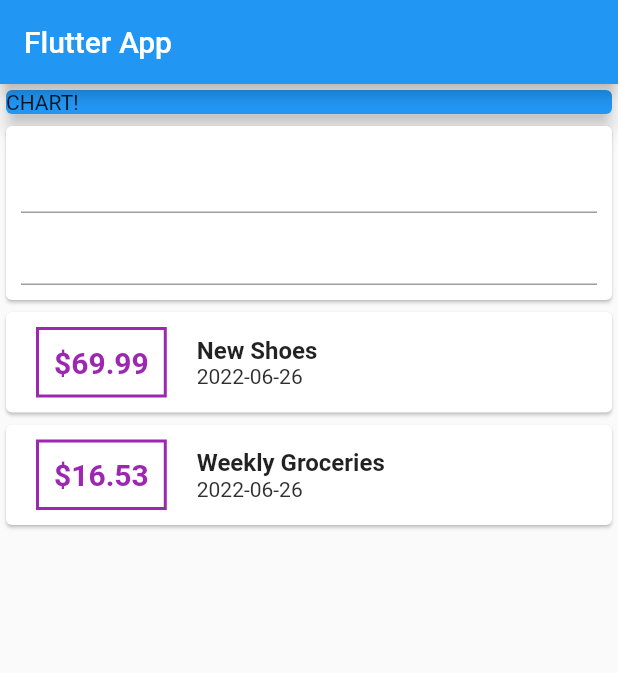
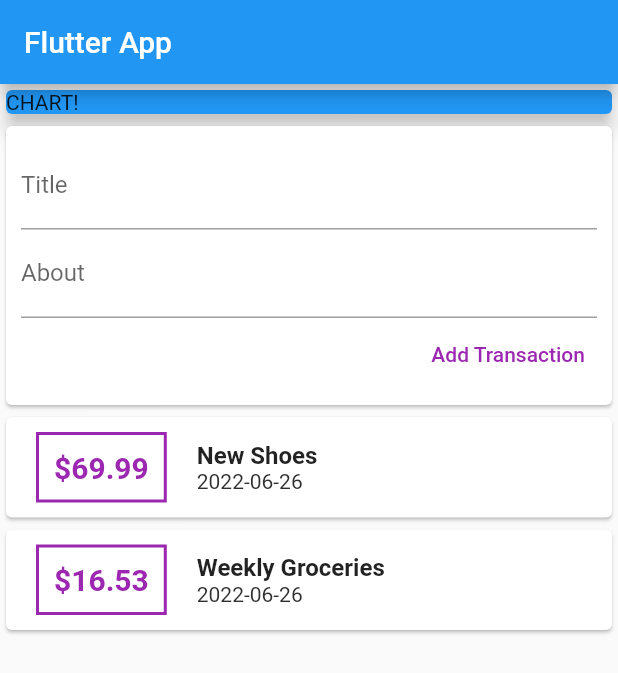
Before and after one commit to jortan02/personal_expenses_app, a Flutter app: the screen it shows after launch, on a phone screen of 412 x 824 dp. Shown: the top 673 px of the screen. Run offline on Flutter 3.47's test engine with Material 2 defaults, Android fonts, the phone set to English and light mode, and no system bars.

Commit message:
Updated transaction form ui

```diff
--- a/lib/main.dart
+++ b/lib/main.dart
@@ -44,16 +44,21 @@ class MyHomePage extends StatelessWidget {
               ),
             ),
             Card(
-              child:
-              Container(
+              child: Container(
                 padding: EdgeInsets.all(10),
-                child: Column(children: [
-                  TextField(),
-                  TextField()
+                child: Column(
+                  crossAxisAlignment: CrossAxisAlignment.end,
+                  children: [
+                  TextField(
+                    decoration: InputDecoration(labelText: "Title"),
+                  ),
+                  TextField(
+                    decoration: InputDecoration(labelText: "About"),
+                  ),
+                  TextButton(onPressed: () {}, child: Text("Add Transaction"), style: TextButton.styleFrom(primary: Colors.purple),)
                 ]),
               ),
-            )
-            ,
+            ),
             Column(
               children: transactions.map((tx) {
                 return Card(
```
